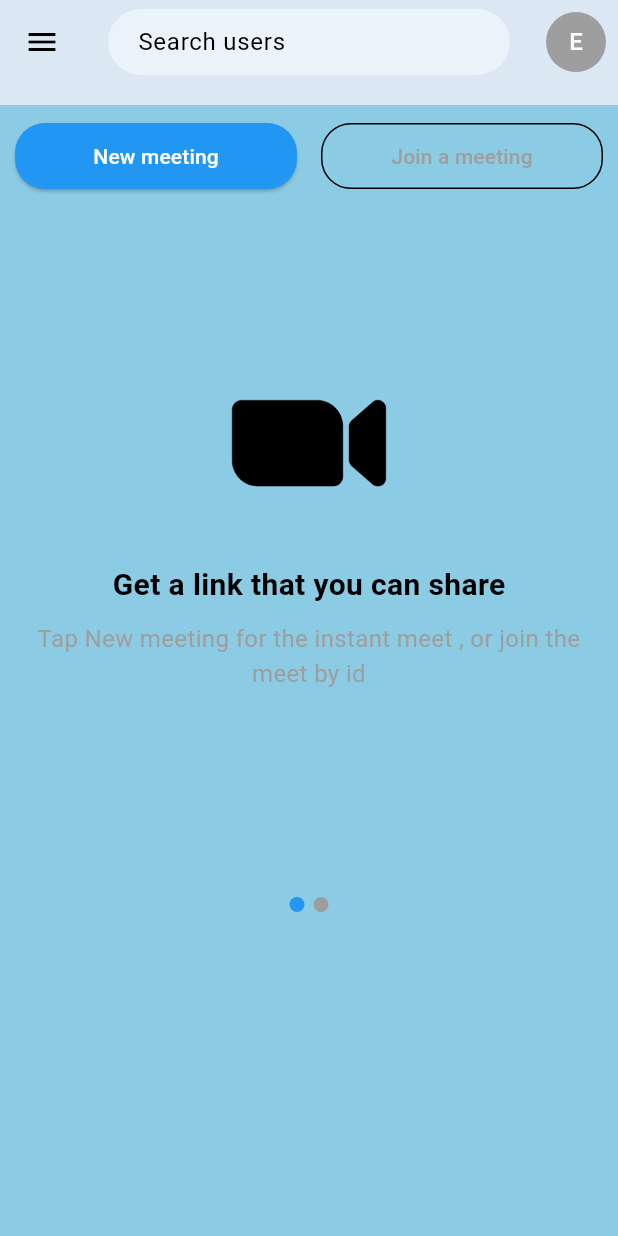
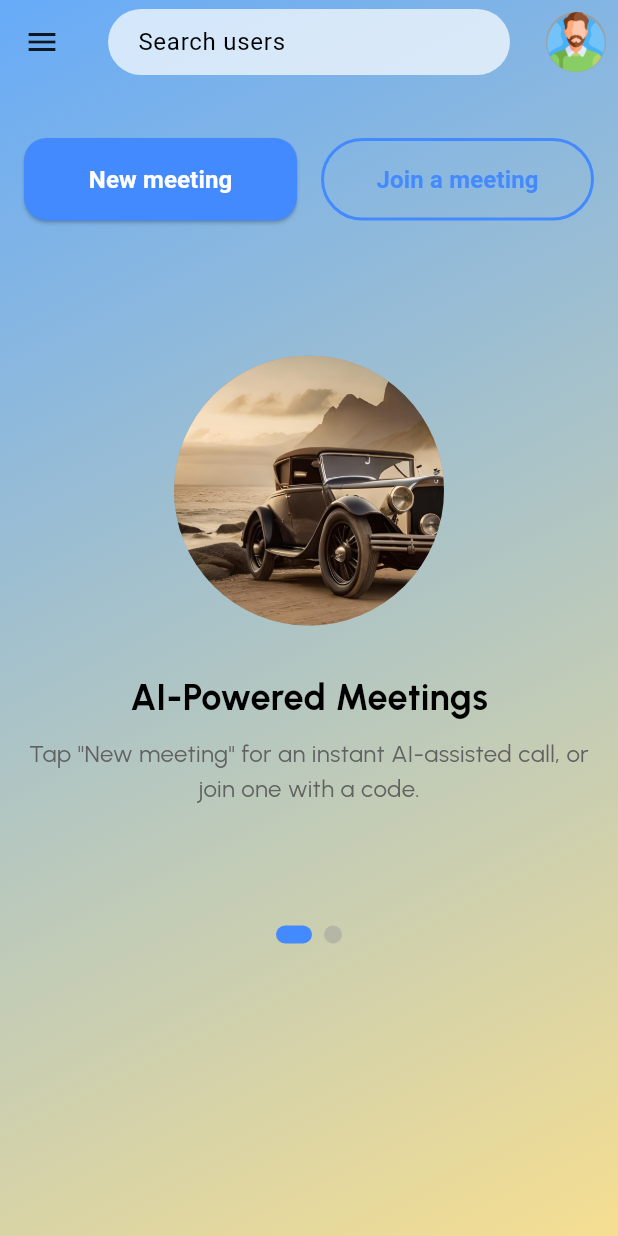
Before and after one commit to gauravv-k/vibe_connect-V2, a Flutter app: the HomePage screen opened directly, on a phone screen of 412 x 824 dp. Run offline on Flutter 3.47's test engine with Material 3 defaults, Android fonts, the phone set to English and light mode, and no system bars; our stand-ins replace bloc, cloud_firestore, equatable, firebase_auth, firebase_core, firebase_storage and 6 more; missing offline and left inert: android_pip, videosdk; accounts and stored records are empty; project files that could hold a hidden picture were left out.

Commit message:
ui updatation done + optimized

```diff
--- a/lib/features/ai_meet/bloc/meeting_bloc.dart
+++ b/lib/features/ai_meet/bloc/meeting_bloc.dart
@@ -49,8 +49,7 @@ class MeetingBloc extends Bloc<MeetingEvent, MeetingState> {
       UpdateTranscription event, Emitter<MeetingState> emit) async {
     if (state is MeetingInProgress) {
       final currentState = state as MeetingInProgress;
-      final newFullTranscription =
-          (currentState.transcription + ' ' + event.transcription).trim();
+      final newFullTranscription = event.transcription;
       var box = await Hive.openBox('meeting_data');
       await box.put('transcript', newFullTranscription);
       emit(MeetingInProgress(
--- a/lib/features/ai_meet/ui/home_page.dart
+++ b/lib/features/ai_meet/ui/home_page.dart
@@ -13,7 +13,6 @@ class HomePage extends StatefulWidget {
 
 class _HomePageState extends State<HomePage> {
   final PageController _pageController = PageController();
-
   int _currentPage = 0;
 
   @override
@@ -29,7 +28,6 @@ class _HomePageState extends State<HomePage> {
   @override
   void dispose() {
     _pageController.dispose();
-
     super.dispose();
   }
 
@@ -50,30 +48,44 @@ class _HomePageState extends State<HomePage> {
   @override
   Widget build(BuildContext context) {
     return Scaffold(
-      backgroundColor: const Color.fromARGB(255, 140, 203, 228),
       resizeToAvoidBottomInset: true,
       drawer: const AppDrawer(),
-      appBar: PreferredSize(
-        preferredSize: const Size.fromHeight(70.0),
-        child: AppBar(
+      body: Container(
+        width: double.infinity,
+        height: double.infinity,
+        decoration: const BoxDecoration(
+          gradient: LinearGradient(
+            colors: [
+              Color.fromARGB(255, 103, 171, 248),
+              Color.fromARGB(255, 245, 222, 145)
+            ],
+            begin: Alignment.topLeft,
+            end: Alignment.bottomRight,
+          ),
+        ),
+        child: SafeArea(
+          child: Column(
+            children: [
+              AppBar(
+                backgroundColor: Colors.transparent,
+                elevation: 0,
                 leading: Builder(
                   builder: (context) => IconButton(
-              icon: const Icon(Icons.menu),
+                    icon: const Icon(Icons.menu, color: Colors.black87),
                     onPressed: () => Scaffold.of(context).openDrawer(),
                   ),
                 ),
-          elevation: 0,
                 title: TextField(
                   decoration: InputDecoration(
                     hintText: 'Search users',
-              fillColor: const Color(0xFFeaf2fa),
+                    fillColor: Colors.white.withOpacity(0.7),
                     filled: true,
                     border: OutlineInputBorder(
                       borderRadius: BorderRadius.circular(30),
                       borderSide: BorderSide.none,
                     ),
-              contentPadding:
-                  const EdgeInsets.symmetric(vertical: 10, horizontal: 16),
+                    contentPadding: const EdgeInsets.symmetric(
+                        vertical: 10, horizontal: 16),
                     isDense: true,
                   ),
                 ),
@@ -81,72 +93,81 @@ class _HomePageState extends State<HomePage> {
                   Padding(
                     padding: EdgeInsets.all(8.0),
                     child: CircleAvatar(
-                child: Text('E'),
+                      backgroundImage: AssetImage('assets/images/profile11.png'),
                     ),
                   ),
                 ],
               ),
-      ),
-      body: SingleChildScrollView(
+              Expanded(
+                child: SingleChildScrollView(
                   child: Padding(
-          padding: const EdgeInsets.all(10.0),
+                    padding: const EdgeInsets.all(16.0),
                     child: Column(
                       children: [
+                        const SizedBox(height: 20),
                         Row(
                           children: [
                             Expanded(
-                    child: ElevatedButton(
+                              child: ElevatedButton.icon(
+                                //icon: const Icon(Icons.video_call),
                                 onPressed: () => _onCreateMeeting(context),
                                 style: ElevatedButton.styleFrom(
-                        backgroundColor: Colors.blue,
+                                  backgroundColor: Colors.blueAccent,
                                   foregroundColor: Colors.white,
                                   shape: RoundedRectangleBorder(
-                          borderRadius: BorderRadius.circular(20),
+                                    borderRadius: BorderRadius.circular(15),
                                   ),
+                                  padding: const EdgeInsets.symmetric(
+                                      vertical: 16.0),
                                 ),
-                      child: const Padding(
-                        padding: EdgeInsets.symmetric(vertical: 12.0),
-                        child: FittedBox(
-                          fit: BoxFit.scaleDown,
-                          child: Text('New meeting'),
-                        ),
+                                label: const Text(
+                                  'New meeting',
+                                  style: TextStyle(
+                                      fontSize: 16,
+                                      fontWeight: FontWeight.bold),
                                 ),
                               ),
                             ),
                             const SizedBox(width: 16),
                             Expanded(
-                    child: OutlinedButton(
+                              child: OutlinedButton.icon(
+                                //icon: const Icon(Icons.group_add),
                                 onPressed: () {
                                   showModalBottomSheet(
                                     context: context,
-                          isScrollControlled: true, // Important for custom height
+                                    isScrollControlled: true,
                                     shape: const RoundedRectangleBorder(
-                            borderRadius:
-                                BorderRadius.vertical(top: Radius.circular(20)),
+                                      borderRadius: BorderRadius.vertical(
+                                          top: Radius.circular(15)),
                                     ),
-                          builder: (context) => FractionallySizedBox(
-                            heightFactor: 0.9, // Covers 80% of screen height
-                            child: const JoiningPage(), // Your content here
+                                    builder: (context) =>
+                                        FractionallySizedBox(
+                                      heightFactor: 0.9,
+                                      child: const JoiningPage(),
                                     ),
                                   );
                                 },
                                 style: OutlinedButton.styleFrom(
+                                  foregroundColor: Colors.blueAccent,
+                                  side: const BorderSide(
+                                      color: Colors.blueAccent, width: 2),
                                   shape: RoundedRectangleBorder(
-                          borderRadius: BorderRadius.circular(20),
+                                    borderRadius: BorderRadius.circular(30),
                                   ),
+                                  padding: const EdgeInsets.symmetric(
+                                      vertical: 16.0),
                                 ),
-                      child: const Padding(
-                        padding: EdgeInsets.symmetric(vertical: 12.0),
-                        child: FittedBox(
-                          fit: BoxFit.scaleDown,
-                          child: Text('Join a meeting'),
-                        ),
+                                label: const Text(
+                                  'Join a meeting',
+                                  style: TextStyle(
+                                      fontSize: 16,
+                                      fontWeight: FontWeight.bold),
                                 ),
                               ),
                             ),
                           ],
                         ),
-              const SizedBox(height: 20),
+                        const SizedBox(height: 40),
                         SizedBox(
                           height: 400,
                           child: PageView.builder(
@@ -157,25 +178,28 @@ class _HomePageState extends State<HomePage> {
                                 return Column(
                                   mainAxisAlignment: MainAxisAlignment.center,
                                   children: [
-                          Image.asset(
-                            'assets/images/envelope.png',
-                            height: 120,
+                                    const CircleAvatar(
+                                      radius: 90,
+                                      backgroundImage:
+                                          AssetImage('assets/images/ai2.jpg'),
                                     ),
-                          const SizedBox(height: 20),
+                                    const SizedBox(height: 30),
                                     const Text(
-                            'Share your link',
+                                      'Share Your Link',
                                       style: TextStyle(
                                         fontSize: 24,
                                         fontWeight: FontWeight.bold,
+                                        fontFamily: 'Urbanist',
                                       ),
                                     ),
                                     const SizedBox(height: 10),
-                          const Text(
+                                    Text(
                                       'Share your meeting link with others so they can join your meeting',
                                       textAlign: TextAlign.center,
                                       style: TextStyle(
                                         fontSize: 16,
-                              color: Colors.grey,
+                                        color: Colors.grey[700],
+                                        fontFamily: 'Urbanist',
                                       ),
                                     ),
                                   ],
@@ -184,25 +208,28 @@ class _HomePageState extends State<HomePage> {
                               return Column(
                                 mainAxisAlignment: MainAxisAlignment.center,
                                 children: [
-                        Image.asset(
-                          'assets/images/zoom.png',
-                          height: 120,
+                                  const CircleAvatar(
+                                    radius: 90,
+                                    backgroundImage:
+                                        AssetImage('assets/images/ai1.png'),
                                   ),
-                        const SizedBox(height: 20),
+                                  const SizedBox(height: 30),
                                   const Text(
-                          'Get a link that you can share',
+                                    'AI-Powered Meetings',
                                     style: TextStyle(
-                            fontSize: 20,
+                                      fontSize: 24,
                                       fontWeight: FontWeight.bold,
+                                      fontFamily: 'Urbanist',
                                     ),
                                   ),
                                   const SizedBox(height: 10),
-                        const Text(
-                          'Tap New meeting for the instant meet , or join the meet by id',
+                                  Text(
+                                    'Tap "New meeting" for an instant AI-assisted call, or join one with a code.',
                                     textAlign: TextAlign.center,
                                     style: TextStyle(
                                       fontSize: 16,
-                            color: Colors.grey,
+                                      color: Colors.grey[700],
+                                      fontFamily: 'Urbanist',
                                     ),
                                   ),
                                 ],
@@ -210,51 +237,34 @@ class _HomePageState extends State<HomePage> {
                             },
                           ),
                         ),
-              SizedBox(height: 50),
+                        const SizedBox(height: 30),
                         Row(
                           mainAxisAlignment: MainAxisAlignment.center,
                           children: List.generate(2, (index) {
-                  return Container(
-                    margin: const EdgeInsets.symmetric(horizontal: 3.0),
-                    width: 10,
-                    height: 10,
+                            return AnimatedContainer(
+                              duration: const Duration(milliseconds: 300),
+                              margin:
+                                  const EdgeInsets.symmetric(horizontal: 4.0),
+                              width: _currentPage == index ? 24 : 12,
+                              height: 12,
                               decoration: BoxDecoration(
-                      shape: BoxShape.circle,
-                      color: _currentPage == index ? Colors.blue : Colors.grey,
+                                borderRadius: BorderRadius.circular(6),
+                                color: _currentPage == index
+                                    ? Colors.blueAccent
+                                    : Colors.grey.withOpacity(0.5),
                               ),
                             );
                           }),
                         ),
-              // const SizedBox(height: 20),
-
-              // // Join Meeting TextField + Button
-              // Container(
-              //   key: joinKey,
-              //   margin: const EdgeInsets.symmetric(vertical: 12),
-              //   child: Column(
-              //     crossAxisAlignment: CrossAxisAlignment.stretch,
-              //     children: [
-              //       TextField(
-              //         controller: _meetingIdController,
-              //         decoration: const InputDecoration(
-              //           hintText: 'Enter meeting ID',
-              //           border: OutlineInputBorder(),
-              //         ),
-              //       ),
-              //       const SizedBox(height: 10),
-              //       ElevatedButton(
-              //         onPressed: () => _onJoinMeeting(context),
-              //         child: const Text('Join now'),
-              //       ),
-              //     ],
-              //   ),
-              // ),
+                      ],
+                    ),
+                  ),
+                ),
+              ),
             ],
           ),
         ),
       ),
     );
   }
-
-  final GlobalKey joinKey = GlobalKey();
 }
--- a/lib/features/rootscreen/rootpage.dart
+++ b/lib/features/rootscreen/rootpage.dart
@@ -35,7 +35,7 @@ class _RootPageState extends State<RootPage> {
   @override
   Widget build(BuildContext context) {
     return Scaffold(
-     // backgroundColor: const Color(0xFF58A0C8),
+      backgroundColor:  Colors.yellow[100],
       body: _screens[_selectedIndex],
       bottomNavigationBar: Container(
         decoration: const BoxDecoration(
--- a/lib/features/storage/bloc/storage_bloc.dart
+++ b/lib/features/storage/bloc/storage_bloc.dart
@@ -10,6 +10,15 @@ class StorageBloc extends Bloc<StorageEvent, StorageState> {
 
   StorageBloc() : super(StorageInitial()) {
     on<LoadMeetings>(_onLoadMeetings);
+    on<DeleteMeeting>(_onDeleteMeeting);
+  }
+
+  void _onDeleteMeeting(DeleteMeeting event, Emitter<StorageState> emit) async {
+    try {
+      await _firestore.collection('meetings').doc(event.meetingId).delete();
+    } catch (e) {
+      emit(StorageError(e.toString()));
+    }
   }
 
   void _onLoadMeetings(LoadMeetings event, Emitter<StorageState> emit) {
--- a/lib/features/storage/bloc/storage_event.dart
+++ b/lib/features/storage/bloc/storage_event.dart
@@ -8,3 +8,12 @@ abstract class StorageEvent extends Equatable {
 }
 
 class LoadMeetings extends StorageEvent {}
+
+class DeleteMeeting extends StorageEvent {
+  final String meetingId;
+
+  const DeleteMeeting(this.meetingId);
+
+  @override
+  List<Object> get props => [meetingId];
+}
```
Also changed, not shown: lib/features/ai_meet/ui/joining_page.dart (+5 -5 lines), lib/features/ai_meet/ui/meet_page.dart (+37 -4 lines), lib/features/storage/storage.dart (+27 -0 lines). Lines whose indentation alone changed are shown as unchanged.
